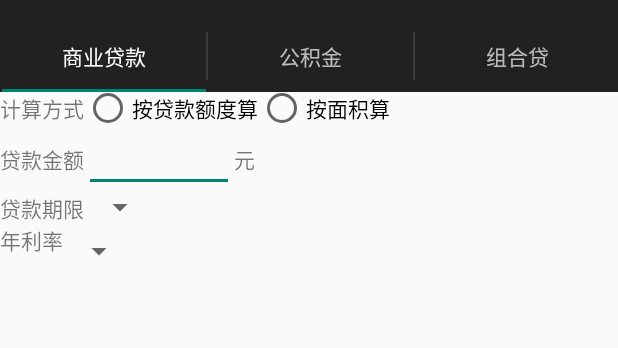
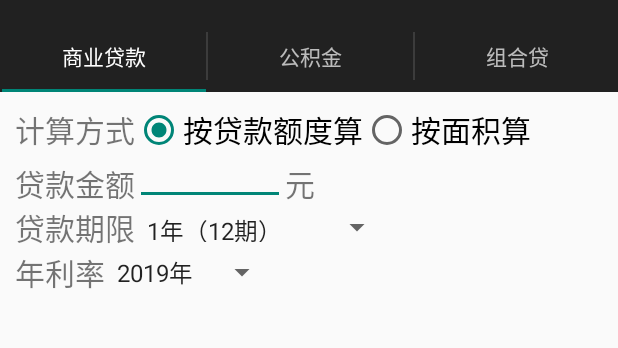
Before and after one commit to verylove/loaninterestrate, an Android app: the screen it shows after launch (MainActivity), on a phone screen of 412 x 824 dp, the part 64-412 px from its top. Run offline under Robolectric (Android 15) with nearby library versions, the light colour scheme and no system bars.

Commit message:
处理商业贷款上控件操作

```diff
--- a/app/src/main/java/com/yt/loaninterestrate/Busines.java
+++ b/app/src/main/java/com/yt/loaninterestrate/Busines.java
@@ -7,37 +7,40 @@ import android.support.v4.app.Fragment;
 import android.view.LayoutInflater;
 import android.view.View;
 import android.view.ViewGroup;
+import android.widget.AdapterView;
+import android.widget.ArrayAdapter;
+import android.widget.CompoundButton;
+import android.widget.EditText;
+import android.widget.LinearLayout;
+import android.widget.ListAdapter;
+import android.widget.RadioButton;
+import android.widget.RadioGroup;
+import android.widget.Spinner;
+import android.widget.Toast;
+
+import java.util.ArrayList;
+import java.util.HashMap;
+import java.util.Iterator;
+import java.util.List;
+import java.util.Map;
 
 
-/**
- * A simple {@link Fragment} subclass.
- * Activities that contain this fragment must implement the
- * {@link Busines.OnFragmentInteractionListener} interface
- * to handle interaction events.
- * Use the {@link Busines#newInstance} factory method to
- * create an instance of this fragment.
- */
 public class Busines extends Fragment {
-    // TODO: Rename parameter arguments, choose names that match
-    // the fragment initialization parameters, e.g. ARG_ITEM_NUMBER
+
     private static final String ARG_PARAM1 = "param1";
     private static final String ARG_PARAM2 = "param2";
 
     // TODO: Rename and change types of parameters
     private String mParam1;
     private String mParam2;
+    private RadioButton radiolimit,radioarea,radioButtonAset,radioButtonTwoset;
+    private LinearLayout layoutMoney,layoutArea;
+    private Spinner spinnerAgeLimit,spinnerInterestRate,spinnerDownPayment;
+    private EditText editTextLoanAmount,editTextUnitPrice,editTextArea;
 
     private OnFragmentInteractionListener mListener;
 
-    /**
-     * Use this factory method to create a new instance of
-     * this fragment using the provided parameters.
-     *
-     * @param param1 Parameter 1.
-     * @param param2 Parameter 2.
-     * @return A new instance of fragment Busines.
-     */
-    // TODO: Rename and change types and number of parameters
+
     public static Busines newInstance(String param1, String param2) {
         Busines fragment = new Busines();
         Bundle args = new Bundle();
@@ -58,16 +61,193 @@ public class Busines extends Fragment {
             mParam1 = getArguments().getString(ARG_PARAM1);
             mParam2 = getArguments().getString(ARG_PARAM2);
         }
+
     }
 
     @Override
     public View onCreateView(LayoutInflater inflater, ViewGroup container,
                              Bundle savedInstanceState) {
-        // Inflate the layout for this fragment
-        return inflater.inflate(R.layout.fragment_busines, container, false);
+            View v = inflater.inflate(R.layout.fragment_busines, container, false);
+            radiolimit  = (RadioButton)v.findViewById(R.id.radiolimit);//贷款额度按钮
+            radioarea  = (RadioButton)v.findViewById(R.id.radioarea);//面积按钮
+
+            radioButtonAset = (RadioButton)v.findViewById(R.id.radioButtonAset);//一套
+            radioButtonTwoset = (RadioButton)v.findViewById(R.id.radioButtonTwoSet);//二套
+
+
+            editTextLoanAmount = (EditText)v.findViewById(R.id.editTextLoanAmount);//贷款金额
+            editTextUnitPrice = (EditText)v.findViewById(R.id.editTextUnitPrice);//每平方单价
+            editTextArea = (EditText)v.findViewById(R.id.editTextArea);//房子面积
+            layoutMoney = (LinearLayout)v.findViewById(R.id.layoutMoney);//贷款金额区域
+            layoutArea = (LinearLayout)v.findViewById(R.id.layoutArea);//面积区域
+
+            spinnerAgeLimit = (Spinner)v.findViewById(R.id.spinnerAgeLimit);//贷款年限选择列表
+
+            //贷款年限
+            final List<AgeLimitData> agelimitdatas = new ArrayList<AgeLimitData>();
+
+            for(int i =1;i<=30;i++){
+                AgeLimitData tmp =  new AgeLimitData(i,i + "年（" + i * 12 + "期）");
+                agelimitdatas.add(tmp);
+                tmp = null;
+            }
+            ArrayAdapter<AgeLimitData> adapterAgeLimit = new ArrayAdapter<AgeLimitData>(getActivity(),android.R.layout.simple_spinner_item,agelimitdatas);
+            spinnerAgeLimit.setAdapter(adapterAgeLimit);
+
+            spinnerAgeLimit.setOnItemSelectedListener(new AdapterView.OnItemSelectedListener() {
+                @Override
+                public void onItemSelected(AdapterView<?> adapterView, View view, int i, long l) {
+                    Toast.makeText(getActivity(),agelimitdatas.get(i).toString()+"",Toast.LENGTH_LONG).show();
+                }
+
+                @Override
+                public void onNothingSelected(AdapterView<?> adapterView) {
+
+                }
+            });
+
+            //年利率
+            spinnerInterestRate = (Spinner)v.findViewById(R.id.spinnerInterestRate);//年利率选择列表
+            final List<InterestRate> interestratess = new ArrayList<InterestRate>();
+
+            for(int i=9;i>0;i--){
+                InterestRate tmp = new InterestRate(i,"201"+i+"年");
+                interestratess.add(tmp);
+                tmp = null;
+            }
+
+            ArrayAdapter<InterestRate> adapterInterestRate = new ArrayAdapter<InterestRate>(getActivity(),android.R.layout.simple_spinner_item,interestratess);
+            spinnerInterestRate.setAdapter(adapterInterestRate);
+            spinnerInterestRate.setOnItemSelectedListener(new AdapterView.OnItemSelectedListener() {
+                @Override
+                public void onItemSelected(AdapterView<?> adapterView, View view, int i, long l) {
+                    Toast.makeText(getActivity(),interestratess.get(i).toString()+"",Toast.LENGTH_LONG).show();
+                }
+
+                @Override
+                public void onNothingSelected(AdapterView<?> adapterView) {
+
+                }
+            });
+
+            //首付
+            spinnerDownPayment = (Spinner)v.findViewById(R.id.spinnerDownPayment);//首付选择列表
+            final List<DownPayment> downpayments = new ArrayList<DownPayment>();
+            for(int i=2;i<=9;i++){
+                DownPayment tmp = new DownPayment(i,i+"成");
+                downpayments.add(tmp);
+                tmp = null;
+            }
+            ArrayAdapter adapterDownPayment = new ArrayAdapter(getActivity(),android.R.layout.simple_spinner_item,downpayments);
+            spinnerDownPayment.setAdapter(adapterDownPayment);
+            spinnerDownPayment.setOnItemSelectedListener(new AdapterView.OnItemSelectedListener() {
+                @Override
+                public void onItemSelected(AdapterView<?> adapterView, View view, int i, long l) {
+                    Toast.makeText(getActivity(),downpayments.get(i).toString()+"",Toast.LENGTH_LONG).show();
+                }
+
+                @Override
+                public void onNothingSelected(AdapterView<?> adapterView) {
+
+                }
+            });
+
+            //处理贷款金额计算方式
+            radiolimit.setOnCheckedChangeListener(new CompoundButton.OnCheckedChangeListener() {
+                @Override
+                public void onCheckedChanged(CompoundButton compoundButton, boolean b) {
+                    if(radiolimit.isChecked()){
+                            layoutMoney.setVisibility(View.VISIBLE);
+                            layoutArea.setVisibility(View.GONE);
+                    }
+
+                }
+            });
+
+            //处理面积计算方式
+            radioarea.setOnCheckedChangeListener(new CompoundButton.OnCheckedChangeListener() {
+                @Override
+                public void onCheckedChanged(CompoundButton compoundButton, boolean b) {
+                    if(radioarea.isChecked()){
+                        layoutArea.setVisibility(View.VISIBLE);
+                        layoutMoney.setVisibility(View.GONE);
+
+                    }
+                }
+            });
+
+
+        radioButtonAset.setOnCheckedChangeListener(new CompoundButton.OnCheckedChangeListener() {
+            @Override
+            public void onCheckedChanged(CompoundButton compoundButton, boolean b) {
+                if(radioButtonAset.isChecked()){
+                    Toast.makeText(getActivity(),"选择了一套",Toast.LENGTH_LONG).show();
+                }
+            }
+        });
+
+        radioButtonTwoset.setOnCheckedChangeListener(new CompoundButton.OnCheckedChangeListener() {
+            @Override
+            public void onCheckedChanged(CompoundButton compoundButton, boolean b) {
+                Toast.makeText(getActivity(),"选择了二套",Toast.LENGTH_LONG).show();
+            }
+        });
+
+
+        return v;
     }
 
-    // TODO: Rename method, update argument and hook method into UI event
+    //贷款年限类
+    public class AgeLimitData{
+
+            Integer key;
+            String value;
+
+            public AgeLimitData(Integer key,String value){
+                this.key = key;
+                this.value = value;
+            }
+
+            public  String toString(){
+                return value;
+            }
+
+    }
+
+    //贷款利率类
+    public class InterestRate{
+        public Integer id;
+        public String value;
+
+        public InterestRate(Integer id,String value){
+            this.id = id;
+            this.value = value;
+        }
+
+        public String toString(){
+            return value;
+        }
+
+
+    }
+
+    //首付金额类
+    public class DownPayment{
+        public  Integer key;
+        public  String value;
+
+        public DownPayment(Integer key,String value){
+            this.key = key;
+            this.value = value;
+        }
+
+        public String toString(){
+            return value;
+        }
+
+    }
+
+
     public void onButtonPressed(Uri uri) {
         if (mListener != null) {
             mListener.onFragmentInteraction(uri);
@@ -86,18 +266,8 @@ public class Busines extends Fragment {
         mListener = null;
     }
 
-    /**
-     * This interface must be implemented by activities that contain this
-     * fragment to allow an interaction in this fragment to be communicated
-     * to the activity and potentially other fragments contained in that
-     * activity.
-     * <p/>
-     * See the Android Training lesson <a href=
-     * "http://developer.android.com/training/basics/fragments/communicating.html"
-     * >Communicating with Other Fragments</a> for more information.
-     */
+
     public interface OnFragmentInteractionListener {
-        // TODO: Update argument type and name
         public void onFragmentInteraction(Uri uri);
     }
 
--- a/app/src/main/res/layout/fragment_busines.xml
+++ b/app/src/main/res/layout/fragment_busines.xml
@@ -1,113 +1,246 @@
 <FrameLayout xmlns:android="http://schemas.android.com/apk/res/android"
-    xmlns:tools="http://schemas.android.com/tools" android:layout_width="match_parent"
-    android:layout_height="match_parent" tools:context="com.yt.loaninterestrate.Busines">
+    xmlns:tools="http://schemas.android.com/tools"
+    android:layout_width="match_parent"
+    android:layout_height="match_parent"
+    android:padding="10dp"
+    tools:context="com.yt.loaninterestrate.Busines">
 
 
     <LinearLayout
-        android:orientation="vertical"
         android:layout_width="fill_parent"
         android:layout_height="fill_parent"
-        android:layout_gravity="left|top">
+        android:layout_gravity="left|top"
+        android:orientation="vertical">
 
 
         <LinearLayout
-            android:orientation="horizontal"
             android:layout_width="match_parent"
             android:layout_height="wrap_content"
+            android:orientation="horizontal"
             android:weightSum="1">
 
             <TextView
                 android:layout_width="wrap_content"
                 android:layout_height="wrap_content"
                 android:text="计算方式"
-                android:id="@+id/textView" />
+                android:textSize="20dp" />
 
             <RadioGroup
+                android:id="@+id/formulaMode"
                 android:layout_width="wrap_content"
                 android:layout_height="match_parent"
-                android:orientation="horizontal"
-                android:layout_weight="1">
+                android:layout_weight="1"
+                android:orientation="horizontal">
 
 
+                <RadioButton
+                    android:id="@+id/radiolimit"
+                    android:layout_width="wrap_content"
+                    android:layout_height="wrap_content"
+                    android:checked="true"
+                    android:text="按贷款额度算"
+                    android:textSize="20dp" />
 
-                    <RadioButton
-                        android:layout_width="wrap_content"
-                        android:layout_height="wrap_content"
-                        android:text="按贷款额度算"
-                        android:id="@+id/radioButton" />
-
-                    <RadioButton
-                        android:layout_width="wrap_content"
-                        android:layout_height="wrap_content"
-                        android:text="按面积算"
-                        android:id="@+id/radioButton1" />
+                <RadioButton
+                    android:id="@+id/radioarea"
+                    android:layout_width="wrap_content"
+                    android:layout_height="wrap_content"
+                    android:text="按面积算"
+                    android:textSize="20dp" />
             </RadioGroup>
 
+        </LinearLayout>
 
+        <LinearLayout
+            android:id="@+id/layoutMoney"
+            android:layout_width="wrap_content"
+            android:layout_height="wrap_content"
+            android:orientation="vertical">
+
+            <LinearLayout
+                android:layout_width="match_parent"
+                android:layout_height="35dp"
+                android:orientation="horizontal">
+
+                <TextView
+                    android:layout_width="wrap_content"
+                    android:layout_height="wrap_content"
+                    android:text="贷款金额"
+                    android:textSize="20dp" />
+
+                <EditText
+                    android:id="@+id/editTextLoanAmount"
+                    android:layout_width="100dp"
+                    android:layout_height="match_parent"
+                    android:ems="10"
+                    android:inputType="numberDecimal" />
+
+                <TextView
+                    android:id="@+id/textView3"
+                    android:layout_width="wrap_content"
+                    android:layout_height="wrap_content"
+                    android:text="元"
+                    android:textSize="20dp" />
+
+            </LinearLayout>
 
 
         </LinearLayout>
 
         <LinearLayout
-            android:orientation="horizontal"
-            android:layout_width="match_parent"
-            android:layout_height="wrap_content">
+            android:id="@+id/layoutArea"
+            android:layout_width="wrap_content"
+            android:layout_height="wrap_content"
+            android:orientation="vertical"
+            android:visibility="gone">
 
-            <TextView
-                android:layout_width="wrap_content"
+
+            <LinearLayout
+                android:layout_width="match_parent"
                 android:layout_height="wrap_content"
-                android:text="贷款金额"
-                android:id="@+id/textView2" />
+                android:orientation="horizontal">
 
-            <EditText
-                android:layout_width="100dp"
+                <TextView
+                    android:layout_width="wrap_content"
+                    android:layout_height="wrap_content"
+                    android:text="平米单价"
+                    android:textSize="20dp" />
+
+                <EditText
+                    android:id="@+id/editTextUnitPrice"
+                    android:layout_width="100dp"
+                    android:layout_height="match_parent"
+                    android:ems="10"
+                    android:inputType="numberDecimal" />
+
+                <TextView
+                    android:layout_width="wrap_content"
+                    android:layout_height="wrap_content"
+                    android:text="元/平方"
+                    android:textSize="20dp" />
+
+            </LinearLayout>
+
+
+            <LinearLayout
+                android:layout_width="match_parent"
                 android:layout_height="wrap_content"
-                android:inputType="numberDecimal"
-                android:ems="10"
-                android:id="@+id/editText" />
+                android:orientation="horizontal">
 
-            <TextView
-                android:layout_width="wrap_content"
+                <TextView
+                    android:layout_width="wrap_content"
+                    android:layout_height="wrap_content"
+                    android:text="面积"
+                    android:textSize="20dp" />
+
+                <EditText
+                    android:id="@+id/editTextArea"
+                    android:layout_width="100dp"
+                    android:layout_height="match_parent"
+                    android:ems="10"
+                    android:inputType="numberDecimal" />
+
+                <TextView
+                    android:layout_width="wrap_content"
+                    android:layout_height="wrap_content"
+                    android:text="平方"
+                    android:textSize="20dp" />
+
+            </LinearLayout>
+
+            <LinearLayout
+                android:layout_width="match_parent"
                 android:layout_height="wrap_content"
-                android:text="元"
-                android:id="@+id/textView3" />
+                android:orientation="horizontal"
+                android:weightSum="1">
+
+                <TextView
+                    android:layout_width="wrap_content"
+                    android:layout_height="wrap_content"
+                    android:text="购房性质"
+                    android:textSize="20dp" />
+
+                <RadioGroup
+                    android:layout_width="wrap_content"
+                    android:layout_height="match_parent"
+                    android:layout_weight="1"
+                    android:orientation="horizontal">
+
+
+                    <RadioButton
+                        android:id="@+id/radioButtonAset"
+                        android:layout_width="wrap_content"
+                        android:layout_height="wrap_content"
+                        android:text="一套房"
+                        android:textSize="20dp" />
+
+                    <RadioButton
+                        android:id="@+id/radioButtonTwoSet"
+                        android:layout_width="wrap_content"
+                        android:layout_height="wrap_content"
+                        android:text="二套房"
+                        android:textSize="20dp" />
+                </RadioGroup>
+
+            </LinearLayout>
+
+
+            <LinearLayout
+                android:layout_width="match_parent"
+                android:layout_height="wrap_content"
+                android:orientation="horizontal">
+
+                <TextView
+                    android:layout_width="58dp"
+                    android:layout_height="wrap_content"
+                    android:text="首付"
+                    android:textSize="20dp" />
+
+                <Spinner
+                    android:id="@+id/spinnerDownPayment"
+                    android:layout_width="wrap_content"
+                    android:layout_height="match_parent" />
+            </LinearLayout>
+
 
         </LinearLayout>
 
+
         <LinearLayout
-            android:orientation="horizontal"
             android:layout_width="match_parent"
-            android:layout_height="wrap_content">
+            android:layout_height="wrap_content"
+            android:orientation="horizontal">
 
             <TextView
+                android:id="@+id/textView4"
                 android:layout_width="wrap_content"
                 android:layout_height="wrap_content"
                 android:text="贷款期限"
-                android:id="@+id/textView4" />
+                android:textSize="20dp" />
 
             <Spinner
+                android:id="@+id/spinnerAgeLimit"
                 android:layout_width="wrap_content"
-                android:layout_height="20dp"
-                android:id="@+id/spinner" />
+                android:layout_height="20dp" />
         </LinearLayout>
 
         <LinearLayout
-            android:orientation="horizontal"
             android:layout_width="match_parent"
-            android:layout_height="wrap_content">
+            android:layout_height="wrap_content"
+            android:orientation="horizontal">
 
             <TextView
+                android:id="@+id/textView5"
                 android:layout_width="wrap_content"
                 android:layout_height="wrap_content"
                 android:text="年利率"
-                android:id="@+id/textView5" />
+                android:textSize="20dp" />
 
             <Spinner
+                android:id="@+id/spinnerInterestRate"
                 android:layout_width="wrap_content"
-                android:layout_height="36dp"
-                android:id="@+id/spinner2" />
+                android:layout_height="match_parent" />
         </LinearLayout>
-
 
     </LinearLayout>
 </FrameLayout>
```
Also changed, not shown: 1 other file.
